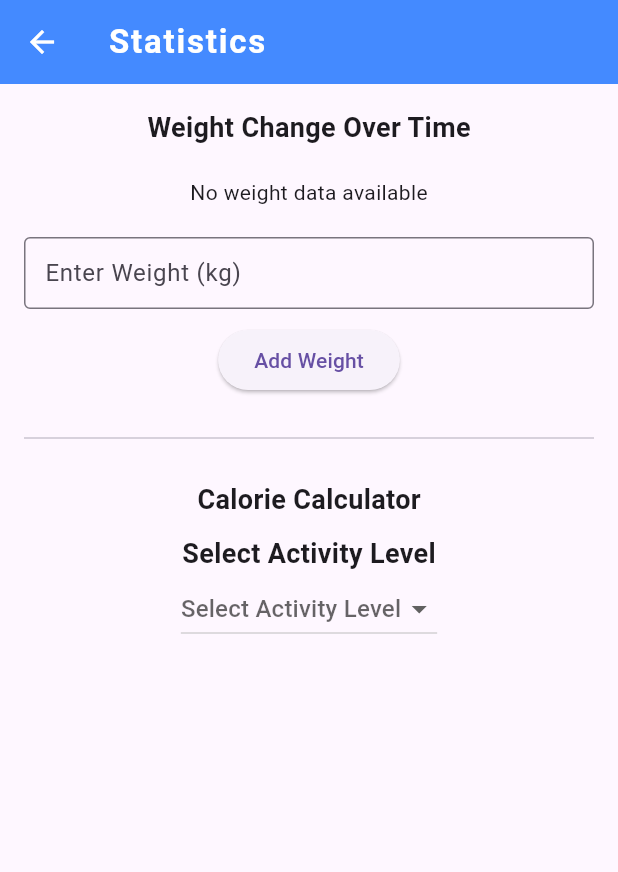
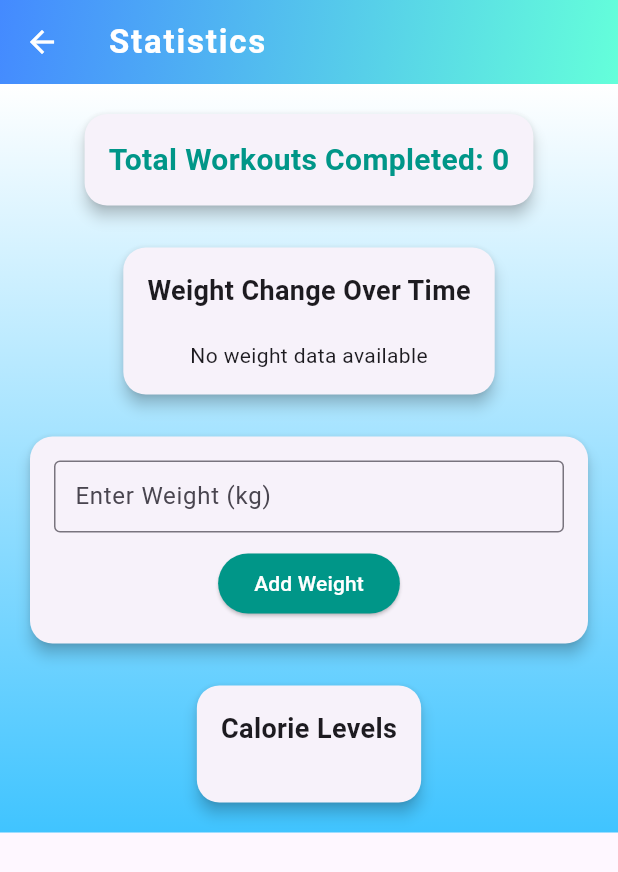
Before and after one commit to Lacesz0123/fitwithus, a Flutter app: the StatisticsScreen screen opened directly, on a phone screen of 412 x 824 dp. Shown: the top 872 px of the screen. Run offline on Flutter 3.47's test engine with Material 3 defaults, Android fonts, the phone set to English and light mode, and no system bars; our stand-ins replace cloud_firestore, email_validator, firebase_auth, firebase_core, firebase_storage, fl_chart and 1 more; accounts and stored records are empty.

Commit message:
design update, workout counter

```diff
--- a/lib/profile/statistics_screen.dart
+++ b/lib/profile/statistics_screen.dart
@@ -12,12 +12,11 @@ class StatisticsScreen extends StatefulWidget {
 
 class _StatisticsScreenState extends State<StatisticsScreen> {
   final TextEditingController _weightController = TextEditingController();
-  String? _selectedActivityLevel;
   double _rmr = 0.0;
-  double _maintenanceCalories = 0.0;
+  Map<String, double> _calorieLevels = {};
   Map<String, dynamic>? _userData;
+  int _completedWorkouts = 0;
 
-  // Súly hozzáadása Firestore-hoz
   Future<void> _addWeight() async {
     final user = FirebaseAuth.instance.currentUser;
     if (_weightController.text.isNotEmpty && user != null) {
@@ -31,7 +30,6 @@ class _StatisticsScreenState extends State<StatisticsScreen> {
         'date': Timestamp.now(),
       });
 
-      // Súly frissítése a users collection-ben
       await FirebaseFirestore.instance
           .collection('users')
           .doc(user.uid)
@@ -41,11 +39,10 @@ class _StatisticsScreenState extends State<StatisticsScreen> {
       ScaffoldMessenger.of(context).showSnackBar(
         const SnackBar(content: Text('Weight added successfully')),
       );
-      _fetchUserData(); // Frissítjük az adatokat és a kalóriaszámítást
+      _fetchUserData();
     }
   }
 
-  // Felhasználói adatok lekérése a kalóriaszámításhoz
   Future<void> _fetchUserData() async {
     final user = FirebaseAuth.instance.currentUser;
     if (user != null) {
@@ -55,13 +52,12 @@ class _StatisticsScreenState extends State<StatisticsScreen> {
           .get();
       setState(() {
         _userData = userDoc.data() as Map<String, dynamic>?;
-        _rmr = 0.0;
-        _maintenanceCalories = 0.0;
+        _completedWorkouts = _userData?['completedWorkouts'] ?? 0;
+        _calculateCalories();
       });
     }
   }
 
-  // Kalóriák kiszámítása
   void _calculateCalories() {
     if (_userData != null &&
         _userData!['weight'] != null &&
@@ -71,7 +67,6 @@ class _StatisticsScreenState extends State<StatisticsScreen> {
       double weight = (_userData!['weight'] as num).toDouble();
       double height = (_userData!['height'] as num).toDouble();
 
-      // Ellenőrzés és konverzió DateTime típusra
       DateTime birthDate;
       if (_userData!['birthDate'] is Timestamp) {
         birthDate = (_userData!['birthDate'] as Timestamp).toDate();
@@ -92,25 +87,13 @@ class _StatisticsScreenState extends State<StatisticsScreen> {
         _rmr = (10 * weight) + (6.25 * height) - (5 * age) - 161;
       }
 
-      if (_selectedActivityLevel != null) {
-        switch (_selectedActivityLevel) {
-          case 'No Activity':
-            _maintenanceCalories = _rmr * 1.2;
-            break;
-          case 'Light Activity':
-            _maintenanceCalories = _rmr * 1.375;
-            break;
-          case 'Moderate Activity':
-            _maintenanceCalories = _rmr * 1.55;
-            break;
-          case 'High Activity':
-            _maintenanceCalories = _rmr * 1.725;
-            break;
-          case 'Very High Activity':
-            _maintenanceCalories = _rmr * 1.9;
-            break;
-        }
-      }
+      _calorieLevels = {
+        'No Activity': _rmr * 1.2,
+        'Light Activity': _rmr * 1.375,
+        'Moderate Activity': _rmr * 1.55,
+        'High Activity': _rmr * 1.725,
+        'Very High Activity': _rmr * 1.9,
+      };
     }
   }
 
@@ -123,29 +106,78 @@ class _StatisticsScreenState extends State<StatisticsScreen> {
   @override
   Widget build(BuildContext context) {
     return Scaffold(
-      appBar: AppBar(title: const Text('Statistics')),
-      body: Padding(
+      appBar: AppBar(
+        title: const Text('Statistics'),
+        flexibleSpace: Container(
+          decoration: const BoxDecoration(
+            gradient: LinearGradient(
+              colors: [Colors.blueAccent, Colors.tealAccent],
+              begin: Alignment.topLeft,
+              end: Alignment.bottomRight,
+            ),
+          ),
+        ),
+      ),
+      body: Container(
+        decoration: const BoxDecoration(
+          gradient: LinearGradient(
+            colors: [Colors.white, Colors.lightBlueAccent],
+            begin: Alignment.topCenter,
+            end: Alignment.bottomCenter,
+          ),
+        ),
+        child: Padding(
           padding: const EdgeInsets.all(16.0),
           child: SingleChildScrollView(
             child: Column(
               crossAxisAlignment: CrossAxisAlignment.center,
               children: [
+                Card(
+                  elevation: 4,
+                  shape: RoundedRectangleBorder(
+                    borderRadius: BorderRadius.circular(15),
+                  ),
+                  child: Padding(
+                    padding: const EdgeInsets.all(16.0),
+                    child: Text(
+                      'Total Workouts Completed: $_completedWorkouts',
+                      style: const TextStyle(
+                        fontSize: 20,
+                        fontWeight: FontWeight.bold,
+                        color: Colors.teal,
+                      ),
+                    ),
+                  ),
+                ),
+                const SizedBox(height: 20),
+                Card(
+                  elevation: 4,
+                  shape: RoundedRectangleBorder(
+                    borderRadius: BorderRadius.circular(15),
+                  ),
+                  child: Padding(
+                    padding: const EdgeInsets.all(16.0),
+                    child: Column(
+                      children: [
                         const Text(
                           'Weight Change Over Time',
-                style: TextStyle(fontSize: 18, fontWeight: FontWeight.bold),
+                          style: TextStyle(
+                              fontSize: 18, fontWeight: FontWeight.bold),
                         ),
                         const SizedBox(height: 20),
                         StreamBuilder<List<Map<String, dynamic>>>(
                           stream: _getWeightEntries(),
                           builder: (context, snapshot) {
-                  if (snapshot.connectionState == ConnectionState.waiting) {
+                            if (snapshot.connectionState ==
+                                ConnectionState.waiting) {
                               return const CircularProgressIndicator();
                             }
                             if (!snapshot.hasData || snapshot.data!.isEmpty) {
                               return const Text('No weight data available');
                             }
 
-                  List<Map<String, dynamic>> weightEntries = snapshot.data!;
+                            List<Map<String, dynamic>> weightEntries =
+                                snapshot.data!;
                             return SizedBox(
                               height: 200,
                               child: LineChart(
@@ -154,10 +186,13 @@ class _StatisticsScreenState extends State<StatisticsScreen> {
                                     LineChartBarData(
                                       spots: weightEntries.map((entry) {
                                         DateTime date =
-                                  (entry['date'] as Timestamp).toDate();
+                                            (entry['date'] as Timestamp)
+                                                .toDate();
                                         return FlSpot(
-                                  date.millisecondsSinceEpoch.toDouble(),
-                                  (entry['weight'] as num).toDouble());
+                                            date.millisecondsSinceEpoch
+                                                .toDouble(),
+                                            (entry['weight'] as num)
+                                                .toDouble());
                                       }).toList(),
                                       isCurved: true,
                                       color: Colors.blue,
@@ -169,12 +204,13 @@ class _StatisticsScreenState extends State<StatisticsScreen> {
                                     bottomTitles: AxisTitles(
                                       sideTitles: SideTitles(
                                         showTitles: true,
-                              interval: 604800000, // 1 week in milliseconds
+                                        interval: 604800000,
                                         getTitlesWidget: (value, meta) {
-                                DateTime date =
-                                    DateTime.fromMillisecondsSinceEpoch(
+                                          DateTime date = DateTime
+                                              .fromMillisecondsSinceEpoch(
                                                   value.toInt());
-                                return Text('${date.month}/${date.day}');
+                                          return Text(
+                                              '${date.month}/${date.day}');
                                         },
                                       ),
                                     ),
@@ -187,78 +223,80 @@ class _StatisticsScreenState extends State<StatisticsScreen> {
                             );
                           },
                         ),
+                      ],
+                    ),
+                  ),
+                ),
                 const SizedBox(height: 20),
+                Card(
+                  elevation: 4,
+                  shape: RoundedRectangleBorder(
+                    borderRadius: BorderRadius.circular(15),
+                  ),
+                  child: Padding(
+                    padding: const EdgeInsets.all(16.0),
+                    child: Column(
+                      children: [
                         TextField(
                           controller: _weightController,
                           keyboardType: TextInputType.number,
                           decoration: const InputDecoration(
                             labelText: 'Enter Weight (kg)',
                             border: OutlineInputBorder(),
-                  contentPadding: EdgeInsets.symmetric(horizontal: 10),
+                            contentPadding:
+                                EdgeInsets.symmetric(horizontal: 10),
                           ),
                         ),
                         const SizedBox(height: 10),
                         ElevatedButton(
                           onPressed: _addWeight,
+                          style: ElevatedButton.styleFrom(
+                            backgroundColor: Colors.teal,
+                            foregroundColor: Colors.white,
+                          ),
                           child: const Text('Add Weight'),
-              ),
-              const SizedBox(height: 20),
-              const Divider(),
-              const SizedBox(height: 20),
-              const Text(
-                'Calorie Calculator',
-                style: TextStyle(fontSize: 18, fontWeight: FontWeight.bold),
-              ),
-              const SizedBox(height: 10),
-              const Text(
-                'Select Activity Level',
-                style: TextStyle(fontSize: 18, fontWeight: FontWeight.bold),
-              ),
-              DropdownButton<String>(
-                value: _selectedActivityLevel,
-                hint: const Text('Select Activity Level'),
-                items: [
-                  'No Activity',
-                  'Light Activity',
-                  'Moderate Activity',
-                  'High Activity',
-                  'Very High Activity'
-                ].map((String value) {
-                  return DropdownMenuItem<String>(
-                    value: value,
-                    child: Text(value),
-                  );
-                }).toList(),
-                onChanged: (String? newValue) {
-                  setState(() {
-                    _selectedActivityLevel = newValue;
-                    _calculateCalories();
-                  });
-                },
-              ),
-              const SizedBox(height: 20),
-              if (_rmr > 0 && _maintenanceCalories > 0)
-                Column(
-                  children: [
-                    Text(
-                      'RMR (Resting Metabolic Rate): ${_rmr.toStringAsFixed(2)} kcal',
-                      style: const TextStyle(fontSize: 16),
-                    ),
-                    const SizedBox(height: 10),
-                    Text(
-                      'Maintenance Calories: ${_maintenanceCalories.toStringAsFixed(2)} kcal',
-                      style: const TextStyle(fontSize: 16),
                         ),
                       ],
                     ),
+                  ),
+                ),
+                const SizedBox(height: 20),
+                Card(
+                  elevation: 4,
+                  shape: RoundedRectangleBorder(
+                    borderRadius: BorderRadius.circular(15),
+                  ),
+                  child: Padding(
+                    padding: const EdgeInsets.all(16.0),
+                    child: Column(
+                      children: [
+                        const Text(
+                          'Calorie Levels',
+                          style: TextStyle(
+                              fontSize: 18, fontWeight: FontWeight.bold),
+                        ),
+                        const SizedBox(height: 20),
+                        for (var entry in _calorieLevels.entries)
+                          Padding(
+                            padding: const EdgeInsets.symmetric(vertical: 4.0),
+                            child: Text(
+                              '${entry.key}: ${entry.value.toStringAsFixed(2)} kcal',
+                              style: const TextStyle(
+                                  fontSize: 16, color: Colors.black87),
+                            ),
+                          ),
                       ],
+                    ),
+                  ),
+                ),
+              ],
+            ),
           ),
         ),
       ),
     );
   }
 
-  // Súlyadatok lekérése diagram megjelenítéséhez
   Stream<List<Map<String, dynamic>>> _getWeightEntries() {
     final user = FirebaseAuth.instance.currentUser;
     return FirebaseFirestore.instance
```
Also changed, not shown: lib/workouts/workout_detail_screen.dart (+48 -85 lines). Lines whose indentation alone changed are shown as unchanged.
